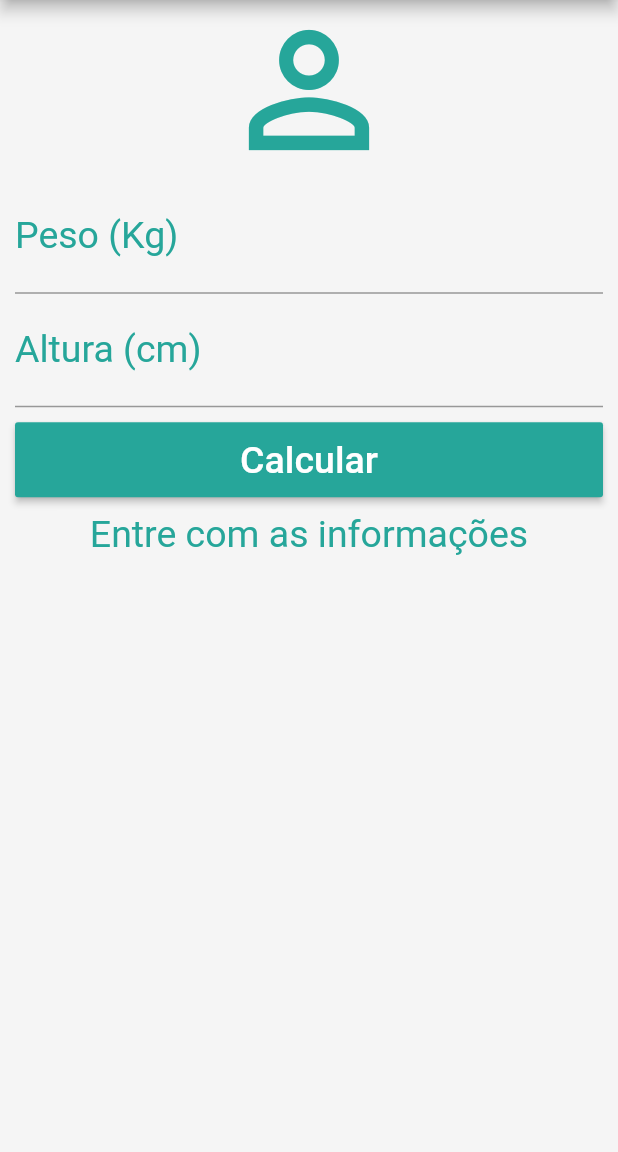
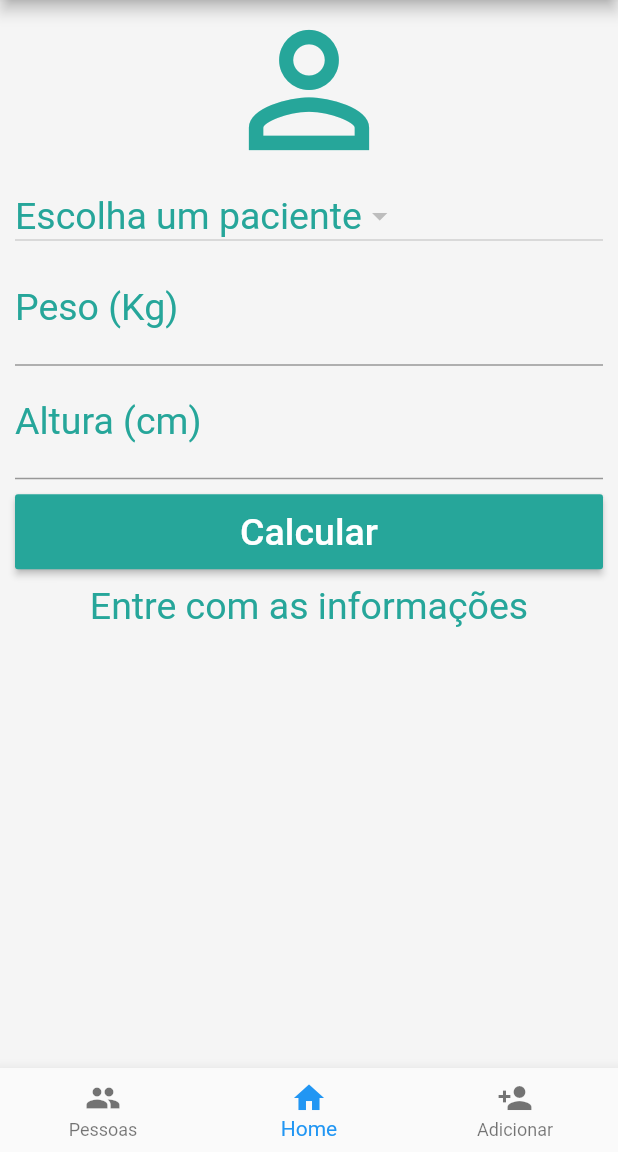
Before and after one commit to icarplay/Calculadora-de-IMC, a Flutter app: the Home screen opened directly, on a phone screen of 412 x 824 dp, the part 84-1236 px from its top. Run offline on Flutter 3.47's test engine with Material 2 defaults, Android fonts, the phone set to English and light mode, and no system bars.

Commit message:
Alterada home e página add pacientes

```diff
--- /dev/null
+++ b/lib/home_page.dart
@@ -0,0 +1,244 @@
+import 'package:flutter/material.dart';
+import 'package:path_provider/path_provider.dart';
+import 'dart:async';
+import 'dart:io';
+import 'dart:convert';
+
+class HomePage extends StatefulWidget {
+  @override
+  _HomePageState createState() => _HomePageState();
+}
+
+class _HomePageState extends State<HomePage> {
+
+  TextEditingController weightController = TextEditingController();
+  TextEditingController heightController = TextEditingController();
+
+  GlobalKey<FormState> _formKey = GlobalKey<FormState>();
+
+  String _statusText = "Entre com as informações";
+  double imc = 0;
+  Map<String, dynamic> _toDoList = {};
+
+  List<DropdownMenuItem<String>> _peopleItems;
+  String _currentPeople;
+
+  @override
+  void initState() {
+    super.initState();
+
+    _readData().then((data) {
+      setState(() {
+        _toDoList = json.decode(data);
+        print(_toDoList);
+        _peopleItems = _getDropdownItems();
+      });
+    });
+  }
+
+  List<DropdownMenuItem<String>> _getDropdownItems() {
+    List<DropdownMenuItem<String>> auxItems = List();
+
+    for (Map<String, dynamic> item in _toDoList['People']) {
+      print(item);
+      auxItems.add(
+        DropdownMenuItem(
+          value: item['id'],
+          child: Text(item['nome']),
+        )
+      );
+    }
+
+    return auxItems;
+  }
+
+  void _addToDo() {
+
+    if (_currentPeople != null) {
+
+      Map<String, dynamic> newToDo = Map();
+      newToDo["id"] = DateTime.now().millisecondsSinceEpoch.toString();
+      newToDo["peso"] = weightController.text;
+      newToDo["altura"] = heightController.text;
+      newToDo["imc"] = imc;
+      newToDo["person"] = _currentPeople;
+      newToDo["data"] = DateTime.now().toIso8601String();
+
+      print(newToDo);
+
+      setState(() {
+        if (_toDoList.containsKey('IMC')) {
+          _toDoList['IMC'].add(newToDo);
+        } else {
+          _toDoList['IMC'] = [];
+          _toDoList['IMC'].add(newToDo);
+        }
+      });
+
+      _saveData();
+      _resetFields();
+    }
+  }
+
+  Future<File> _getFile() async {
+    final directory = await getApplicationDocumentsDirectory();
+    return File("${directory.path}/data.json");
+  }
+
+  Future<File> _saveData() async {
+    String data = json.encode(_toDoList);
+    final file = await _getFile();
+    return file.writeAsString(data);
+  }
+
+  Future<String> _readData() async {
+    try {
+      final file = await _getFile();
+      return file.readAsString();
+    } catch(e) {
+      return null;
+    }
+  }
+
+  void _resetFields() {
+    weightController.text = "";
+    heightController.text = "";
+    setState(() {
+      _statusText = "Entre com as informações!";
+      _currentPeople = null;
+    });
+  }
+
+  void calculate() {
+    setState(() {
+      double weight = double.parse(weightController.text.replaceAll(",", "."));
+      double height = double.parse(heightController.text.replaceAll(",", ".")) / 100;
+
+      imc = weight / (height * height);
+
+      if (imc < 18.6) {
+        _statusText = "Abaixo do Peso (${imc.toStringAsPrecision(4)})";
+      } else if (imc >= 18.6 && imc < 24.9) {
+        _statusText = "Peso Ideal (${imc.toStringAsPrecision(4)})";
+      } else if (imc >= 24.9 && imc < 29.9) {
+        _statusText = "Levemente Acima do Peso (${imc.toStringAsPrecision(4)})";
+      } else if (imc >= 29.9 && imc < 34.9) {
+        _statusText = "Obesidade Grau I (${imc.toStringAsPrecision(4)})";
+      } else if (imc >= 34.9 && imc < 39.9) {
+        _statusText = "Obesidade Grau II (${imc.toStringAsPrecision(4)})";
+      } else if (imc >= 40) {
+        _statusText = "Obesidade Grau III (${imc.toStringAsPrecision(4)})";
+      }
+
+      _addToDo();
+    });
+  }
+
+  Widget _inputTextGenerator(TextInputType type, String label, String name, TextEditingController controller) {
+    return TextFormField(
+            keyboardType: type,
+            decoration: InputDecoration(
+                labelText: label,
+                labelStyle: TextStyle(
+                    color: Colors.teal[400]
+                )
+            ),
+            textAlign: TextAlign.center,
+            style: TextStyle(
+                color: Colors.teal[400],
+                fontSize: 25.0
+            ),
+            controller: controller,
+            validator: (value) {
+              if (value.isEmpty) {
+                return "Insina seu/sua $name!";
+              }
+            },
+          );
+  }
+
+  @override
+  Widget build(BuildContext context) {
+    return Scaffold(
+        appBar: AppBar(
+          title: Text("Calculadora de IMC"),
+          centerTitle: true,
+          backgroundColor: Colors.teal[400],
+          actions: <Widget>[
+            IconButton(
+              icon: Icon(Icons.refresh),
+              onPressed: _resetFields,
+            )
+          ],
+        ),
+        backgroundColor: Colors.grey[100],
+        body: SingleChildScrollView(
+          padding: EdgeInsets.fromLTRB(10.0, 0.0, 10.0, 0.0),
+          child: Form(
+            key: _formKey,
+            child: Column(
+              crossAxisAlignment: CrossAxisAlignment.stretch,
+              children: <Widget>[
+                Icon(
+                    Icons.person_outline,
+                    size: 120.0,
+                    color: Colors.teal[400]
+                ),
+                DropdownButton(
+                  hint: Text(
+                    "Escolha um paciente",
+                    style: TextStyle(
+                      color: Colors.teal[400],
+                      fontSize: 25.0
+                    ),
+                  ),
+                  style: TextStyle(
+                    color: Colors.teal[400],
+                    fontSize: 25.0
+                  ),
+                  items: _peopleItems,
+                  value: _currentPeople,
+                  onChanged: (selected) {
+                    setState(() {
+                      _currentPeople = selected;
+                    });
+                  },
+                ),
+                _inputTextGenerator(TextInputType.number, "Peso (Kg)", "peso", weightController),
+                _inputTextGenerator(TextInputType.number, "Altura (cm)", "altura", heightController),
+                Padding(
+                  padding: EdgeInsets.only(top: 10.0, bottom: 10.0),
+                  child: Container(
+                      height: 50.0,
+                      child: RaisedButton(
+                        onPressed: () {
+                          if (_formKey.currentState.validate()) {
+                            calculate();
+                          }
+                        },
+                        child: Text(
+                          "Calcular",
+                          style: TextStyle(
+                              color: Colors.white,
+                              fontSize: 25.0
+                          ),
+                        ),
+                        color: Colors.teal[400],
+                      )
+                  ),
+                ),
+                Text(
+                  _statusText,
+                  textAlign: TextAlign.center,
+                  style: TextStyle(
+                      color: Colors.teal[400],
+                      fontSize: 25.0
+                  ),
+                )
+              ],
+            ),
+          ),
+        ),
+      );
+  }
+}
--- a/lib/main.dart
+++ b/lib/main.dart
@@ -1,4 +1,11 @@
 import 'package:flutter/material.dart';
+import 'package:calculadora_imc/home_page.dart';
+import 'package:calculadora_imc/add_page.dart';
+
+import 'package:path_provider/path_provider.dart';
+import 'dart:async';
+import 'dart:io';
+import 'dart:convert';
 
 void main() {
   runApp(MaterialApp(
@@ -13,143 +20,84 @@ class Home extends StatefulWidget {
 
 class _HomeState extends State<Home> {
 
-  TextEditingController weightController = TextEditingController();
-  TextEditingController heightController = TextEditingController();
+  int currentTabIndex = 1;
 
-  GlobalKey<FormState> _formKey = GlobalKey<FormState>();
+  List<Widget> tabs = [
+    Container(
+      child: Text("0"),
+    ),
+    HomePage(),
+    AddPeoplePage()
+  ];
 
-  String _statusText = "Entre com as informações";
+  Map<String, dynamic> _toDoList;
+  Map<String, dynamic> _modelToDoList = { 'People' : [], 'IMC': [] };
 
-  void _resetFields() {
-    weightController.text = "";
-    heightController.text = "";
-    setState(() {
-      _statusText = "Entre com as informações!";
+  @override
+  void initState() {
+    super.initState();
+
+    _readData().then((data) {
+      setState(() {
+        _toDoList = json.decode(data);
+      });
     });
   }
 
-  void calculate() {
+  onTapped(int index) {
     setState(() {
-      double weight = double.parse(weightController.text.replaceAll(",", "."));
-      double height = double.parse(heightController.text.replaceAll(",", ".")) / 100;
+      currentTabIndex = index;
+    });
+  }
 
-      double imc = weight / (height * height);
+  Future<File> _getFile() async {
+    final directory = await getApplicationDocumentsDirectory();
+    return File("${directory.path}/data.json");
+  }
 
-      if (imc < 18.6) {
-        _statusText = "Abaixo do Peso (${imc.toStringAsPrecision(4)})";
-      } else if (imc >= 18.6 && imc < 24.9) {
-        _statusText = "Peso Ideal (${imc.toStringAsPrecision(4)})";
-      } else if (imc >= 24.9 && imc < 29.9) {
-        _statusText = "Levemente Acima do Peso (${imc.toStringAsPrecision(4)})";
-      } else if (imc >= 29.9 && imc < 34.9) {
-        _statusText = "Obesidade Grau I (${imc.toStringAsPrecision(4)})";
-      } else if (imc >= 34.9 && imc < 39.9) {
-        _statusText = "Obesidade Grau II (${imc.toStringAsPrecision(4)})";
-      } else if (imc >= 40) {
-        _statusText = "Obesidade Grau III (${imc.toStringAsPrecision(4)})";
+  Future<File> _saveData() async {
+    String data = json.encode(_toDoList);
+    final file = await _getFile();
+    return file.writeAsString(data);
+  }
+
+  Future<String> _readData() async {
+    try {
+      final file = await _getFile();
+      if (await file.exists()) {
+        return file.readAsString();
+      } else {
+        file.writeAsString(json.encode(_modelToDoList));
+        return file.readAsString();
       }
-    });
+    } catch(e) {
+      return null;
+    }
   }
 
   @override
   Widget build(BuildContext context) {
     return Scaffold(
-        appBar: AppBar(
-          title: Text("Calculadora de IMC"),
-          centerTitle: true,
-          backgroundColor: Colors.teal[400],
-          actions: <Widget>[
-            IconButton(
-              icon: Icon(Icons.refresh),
-              onPressed: _resetFields,
+        backgroundColor: Colors.grey[100],
+        body: tabs[currentTabIndex],
+        bottomNavigationBar: BottomNavigationBar(
+          onTap: onTapped,
+          currentIndex: currentTabIndex,
+          items: <BottomNavigationBarItem>[
+            BottomNavigationBarItem(
+              icon: Icon(Icons.people),
+              title: Text("Pessoas")
+            ),
+            BottomNavigationBarItem(
+              icon: Icon(Icons.home),
+              title: Text("Home")
+            ),
+            BottomNavigationBarItem(
+              icon: Icon(Icons.person_add),
+              title: Text("Adicionar")
             )
           ],
         ),
-        backgroundColor: Colors.grey[100],
-        body: SingleChildScrollView(
-          padding: EdgeInsets.fromLTRB(10.0, 0.0, 10.0, 0.0),
-          child: Form(
-            key: _formKey,
-            child: Column(
-              crossAxisAlignment: CrossAxisAlignment.stretch,
-              children: <Widget>[
-                Icon(
-                    Icons.person_outline,
-                    size: 120.0,
-                    color: Colors.teal[400]
-                ),
-                TextFormField(
-                  keyboardType: TextInputType.number,
-                  decoration: InputDecoration(
-                      labelText: "Peso (Kg)",
-                      labelStyle: TextStyle(
-                          color: Colors.teal[400]
-                      )
-                  ),
-                  textAlign: TextAlign.center,
-                  style: TextStyle(
-                      color: Colors.teal[400],
-                      fontSize: 25.0
-                  ),
-                  controller: weightController,
-                  validator: (value) {
-                    if (value.isEmpty) {
-                      return "Insira seu Peso!";
-                    }
-                  },
-                ),
-                TextFormField(
-                  keyboardType: TextInputType.number,
-                  decoration: InputDecoration(
-                      labelText: "Altura (cm)",
-                      labelStyle: TextStyle(
-                          color: Colors.teal[400]
-                      )
-                  ),
-                  textAlign: TextAlign.center,
-                  style: TextStyle(
-                      color: Colors.teal[400],
-                      fontSize: 25.0
-                  ),
-                  controller: heightController,
-                  validator: (value) {
-                    if (value.isEmpty) {
-                      return "Insina sua Altura!";
-                    }
-                  },
-                ),
-                Padding(
-                  padding: EdgeInsets.only(top: 10.0, bottom: 10.0),
-                  child: Container(
-                      height: 50.0,
-                      child: RaisedButton(
-                        onPressed: () {
-                          if (_formKey.currentState.validate()) {
-                            calculate();
-                          }
-                        },
-                        child: Text(
-                          "Calcular",
-                          style: TextStyle(
-                              color: Colors.white,
-                              fontSize: 25.0
-                          ),
-                        ),
-                        color: Colors.teal[400],
-                      )
-                  ),
-                ),
-                Text(
-                  _statusText,
-                  textAlign: TextAlign.center,
-                  style: TextStyle(
-                      color: Colors.teal[400],
-                      fontSize: 25.0
-                  ),
-                )
-              ],
-            ),
-          ),
-        ));
+      );
   }
 }
--- a/pubspec.yaml
+++ b/pubspec.yaml
@@ -23,6 +23,7 @@ dependencies:
   # The following adds the Cupertino Icons font to your application.
   # Use with the CupertinoIcons class for iOS style icons.
   cupertino_icons: ^0.1.2
+  path_provider: 0.5.0+1
 
 dev_dependencies:
   flutter_test:
```
Also changed, not shown: lib/add_page.dart (added, +159 -0 lines), lib/people_page.dart (added, +15 -0 lines), pubspec.lock.
